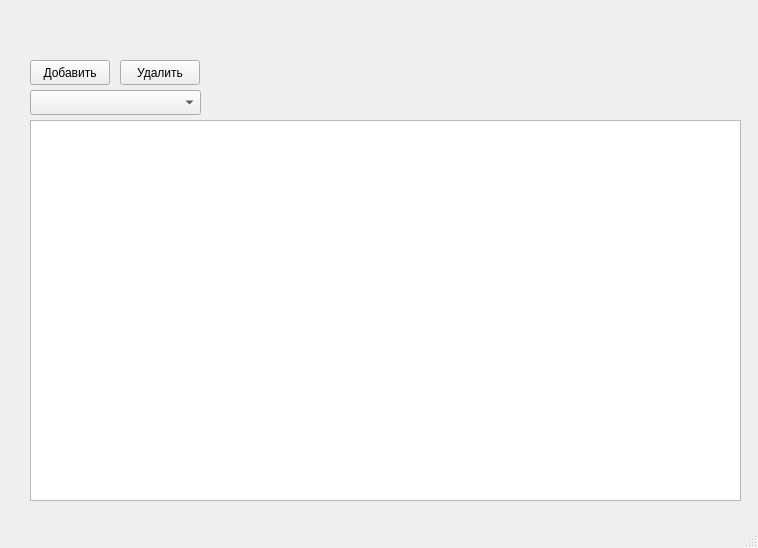
Above: mainwindow.ui from motherlode-cmd/hospitalQt before the change. Below: the same form after it.
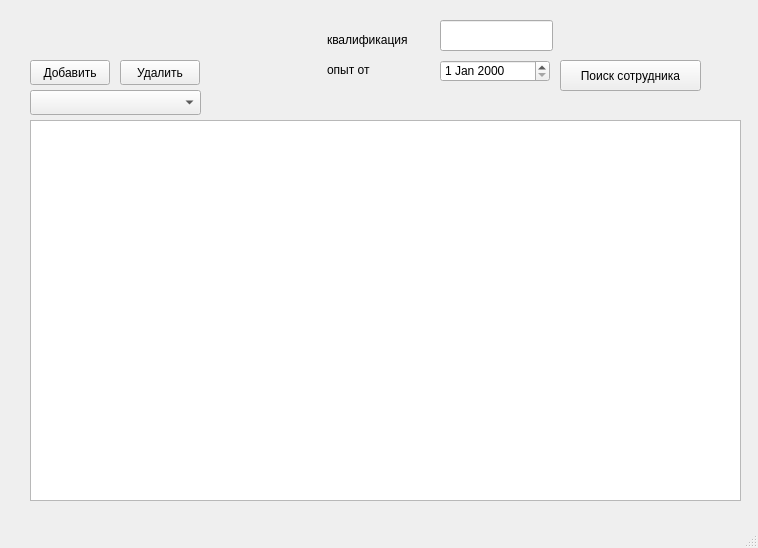
That is the form after the change.

The edit to the form file:
```diff
--- a/mainwindow.ui
+++ b/mainwindow.ui
@@ -60,6 +60,65 @@
      <string>Удалить</string>
     </property>
    </widget>
+   <widget class="QPushButton" name="pushButton_search">
+    <property name="geometry">
+     <rect>
+      <x>560</x>
+      <y>60</y>
+      <width>141</width>
+      <height>31</height>
+     </rect>
+    </property>
+    <property name="text">
+     <string>Поиск сотрудника</string>
+    </property>
+   </widget>
+   <widget class="QLineEdit" name="lineEdit_search_2">
+    <property name="geometry">
+     <rect>
+      <x>440</x>
+      <y>20</y>
+      <width>113</width>
+      <height>31</height>
+     </rect>
+    </property>
+   </widget>
+   <widget class="QLabel" name="label">
+    <property name="geometry">
+     <rect>
+      <x>327</x>
+      <y>30</y>
+      <width>91</width>
+      <height>20</height>
+     </rect>
+    </property>
+    <property name="text">
+     <string>квалификация</string>
+    </property>
+   </widget>
+   <widget class="QLabel" name="label_2">
+    <property name="geometry">
+     <rect>
+      <x>327</x>
+      <y>60</y>
+      <width>91</width>
+      <height>20</height>
+     </rect>
+    </property>
+    <property name="text">
+     <string>опыт от</string>
+    </property>
+   </widget>
+   <widget class="QDateEdit" name="dateEdit">
+    <property name="geometry">
+     <rect>
+      <x>440</x>
+      <y>60</y>
+      <width>110</width>
+      <height>22</height>
+     </rect>
+    </property>
+   </widget>
   </widget>
   <widget class="QMenuBar" name="menubar">
    <property name="geometry">
```
